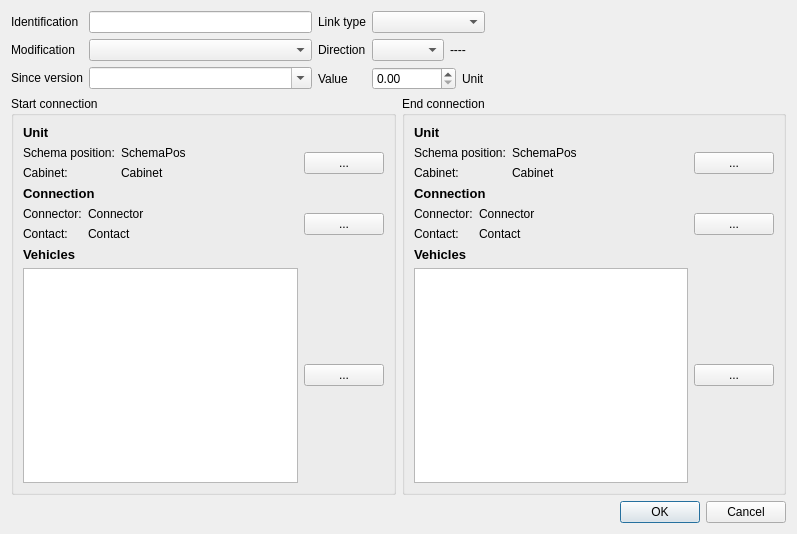
First picture: the form in src/mdttools/mdttesttool/mdtcablelist/mdtClUnitLinkDialog.ui, repository scandyna/multidiagtools, before the edit.
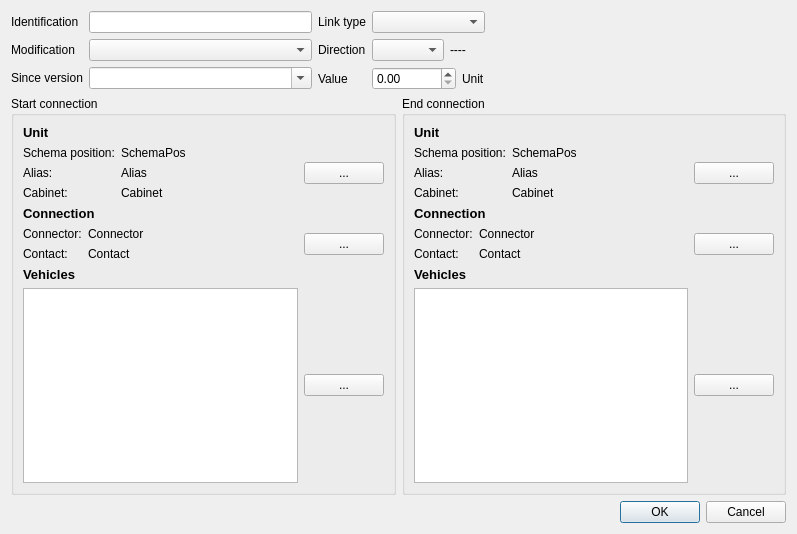
Second picture: the form after the edit.

The edit to the form file:
```diff
--- a/src/mdttools/mdttesttool/mdtcablelist/mdtClUnitLinkDialog.ui
+++ b/src/mdttools/mdttesttool/mdtcablelist/mdtClUnitLinkDialog.ui
@@ -166,20 +166,34 @@
               </property>
              </widget>
             </item>
-            <item row="1" column="0">
+            <item row="2" column="0">
              <widget class="QLabel" name="lbStartCabinetLabel">
               <property name="text">
                <string>Cabinet:</string>
               </property>
              </widget>
             </item>
-            <item row="1" column="1">
+            <item row="2" column="1">
              <widget class="QLabel" name="lbStartCabinet">
               <property name="text">
                <string>Cabinet</string>
               </property>
              </widget>
             </item>
+            <item row="1" column="0">
+             <widget class="QLabel" name="lbStartAliasLabel">
+              <property name="text">
+               <string>Alias:</string>
+              </property>
+             </widget>
+            </item>
+            <item row="1" column="1">
+             <widget class="QLabel" name="lbStartAlias">
+              <property name="text">
+               <string>Alias</string>
+              </property>
+             </widget>
+            </item>
            </layout>
           </item>
           <item>
@@ -356,20 +370,34 @@
               </property>
              </widget>
             </item>
-            <item row="1" column="0">
+            <item row="2" column="0">
              <widget class="QLabel" name="lbEndCabinetLabel">
               <property name="text">
                <string>Cabinet:</string>
               </property>
              </widget>
             </item>
-            <item row="1" column="1">
+            <item row="2" column="1">
              <widget class="QLabel" name="lbEndCabinet">
               <property name="text">
                <string>Cabinet</string>
               </property>
              </widget>
             </item>
+            <item row="1" column="0">
+             <widget class="QLabel" name="lbEndAliasLabel">
+              <property name="text">
+               <string>Alias:</string>
+              </property>
+             </widget>
+            </item>
+            <item row="1" column="1">
+             <widget class="QLabel" name="lbEndAlias">
+              <property name="text">
+               <string>Alias</string>
+              </property>
+             </widget>
+            </item>
            </layout>
           </item>
           <item>
```
